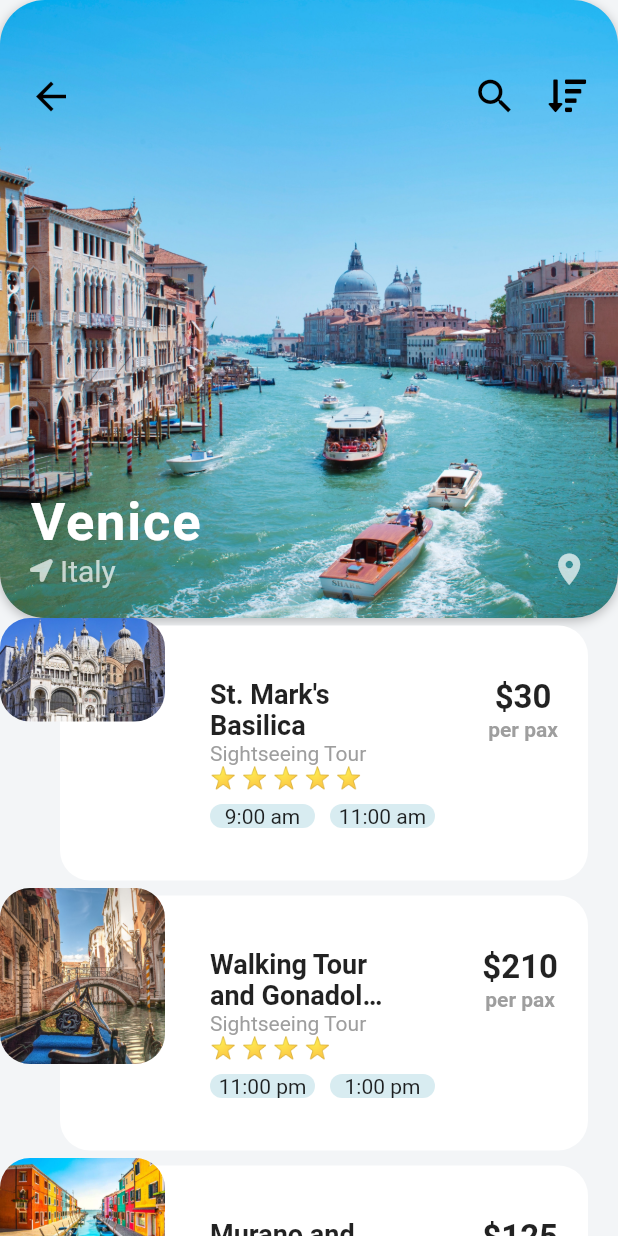
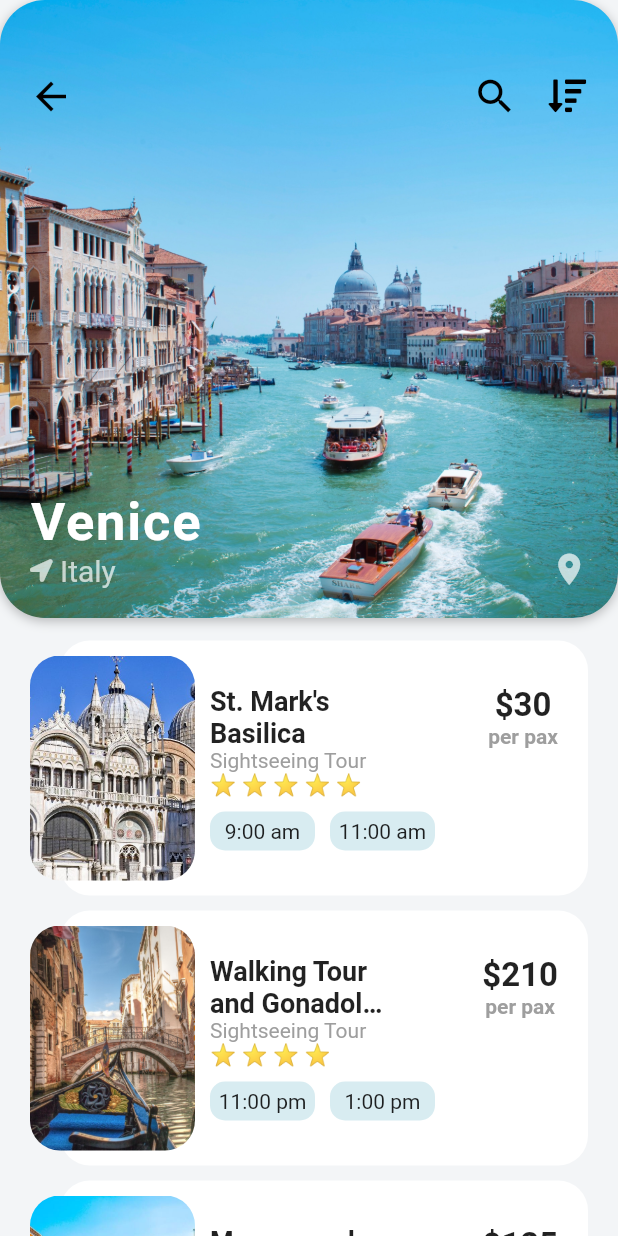
Before and after one commit to taNewton95/flutter-samples, a Flutter app: the screen it shows after launch, after a tap on an icon or button, on a phone screen of 412 x 824 dp. Run offline on Flutter 3.47's test engine with Material 2 defaults, Android fonts, the phone set to English and light mode, and no system bars; our stand-ins replace font_awesome_flutter; network calls fail.

Commit message:
flutter_travel_ui final commit

```diff
--- a/flutter_travel_ui/lib/screens/DestinationScreen.dart
+++ b/flutter_travel_ui/lib/screens/DestinationScreen.dart
@@ -20,10 +20,7 @@ class _DestinationScreenState extends State<DestinationScreen> {
         children: <Widget>[
           Stack(children: <Widget>[
             Container(
-              height: MediaQuery
-                  .of(context)
-                  .size
-                  .width,
+              height: MediaQuery.of(context).size.width,
               decoration: BoxDecoration(
                   borderRadius: BorderRadius.circular(30.0),
                   boxShadow: [
@@ -119,6 +116,7 @@ class _DestinationScreenState extends State<DestinationScreen> {
           ]),
           Expanded(
             child: ListView.builder(
+              padding: EdgeInsets.only(top: 10.0, bottom: 15.0),
               itemCount: widget.destination.activities.length,
               itemBuilder: (BuildContext buildContext, int index) {
                 final Activity activity = widget.destination.activities[index];
@@ -133,8 +131,8 @@ class _DestinationScreenState extends State<DestinationScreen> {
                           color: Colors.white,
                           borderRadius: BorderRadius.circular(20.0)),
                       child: Padding(
-                        padding: const EdgeInsets.fromLTRB(
-                            100.0, 20.0, 20.0, 20.0),
+                        padding:
+                            const EdgeInsets.fromLTRB(100.0, 20.0, 20.0, 20.0),
                         child: Column(
                           crossAxisAlignment: CrossAxisAlignment.start,
                           mainAxisAlignment: MainAxisAlignment.center,
@@ -181,11 +179,10 @@ class _DestinationScreenState extends State<DestinationScreen> {
                             Row(
                               children: <Widget>[
                                 Container(
+                                  padding: EdgeInsets.all(5.0),
                                   width: 70.0,
                                   decoration: BoxDecoration(
-                                    color: Theme
-                                        .of(context)
-                                        .accentColor,
+                                    color: Theme.of(context).accentColor,
                                     borderRadius: BorderRadius.circular(10.0),
                                   ),
                                   child: Text(activity.startTimes[0]),
@@ -195,11 +192,10 @@ class _DestinationScreenState extends State<DestinationScreen> {
                                   width: 10.0,
                                 ),
                                 Container(
+                                  padding: EdgeInsets.all(5.0),
                                   width: 70.0,
                                   decoration: BoxDecoration(
-                                    color: Theme
-                                        .of(context)
-                                        .accentColor,
+                                    color: Theme.of(context).accentColor,
                                     borderRadius: BorderRadius.circular(10.0),
                                   ),
                                   child: Text(activity.startTimes[1]),
@@ -211,12 +207,17 @@ class _DestinationScreenState extends State<DestinationScreen> {
                         ),
                       ),
                     ),
-                    ClipRRect(
+                    Positioned(
+                      left: 20.0,
+                      top: 15.0,
+                      bottom: 15.0,
+                      child: ClipRRect(
                         borderRadius: BorderRadius.circular(20.0),
                         child: Image(
                           width: 110.0,
                           image: AssetImage(activity.imageUrl),
                           fit: BoxFit.cover,
+                        ),
                       ),
                     )
                   ],
```
Also changed, not shown: flutter_travel_ui/pubspec.lock. Lines whose indentation alone changed are shown as unchanged.
